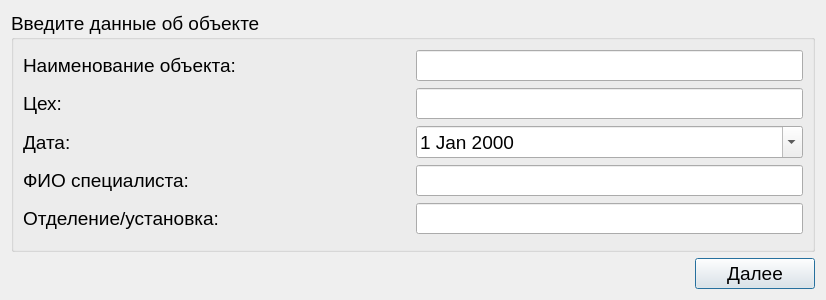
Before: the Qt Designer form ObjectWindow.ui in Rekvim/MpiSki, drawn with Qt 5.
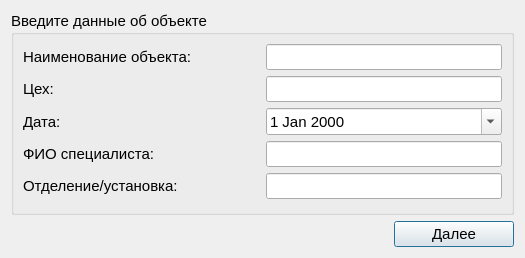
After: the same form once the commit is applied.

Diff of the .ui file:
```diff
--- a/ObjectWindow.ui
+++ b/ObjectWindow.ui
@@ -6,10 +6,16 @@
    <rect>
     <x>0</x>
     <y>0</y>
-    <width>826</width>
-    <height>300</height>
+    <width>525</width>
+    <height>258</height>
    </rect>
   </property>
+  <property name="sizePolicy">
+   <sizepolicy hsizetype="Maximum" vsizetype="Preferred">
+    <horstretch>0</horstretch>
+    <verstretch>0</verstretch>
+   </sizepolicy>
+  </property>
   <property name="font">
    <font>
     <pointsize>14</pointsize>
@@ -24,7 +30,7 @@
      <property name="font">
       <font>
        <family>Segoe UI</family>
-       <pointsize>14</pointsize>
+       <pointsize>11</pointsize>
       </font>
      </property>
      <property name="title">
@@ -44,7 +50,7 @@
           <property name="font">
            <font>
             <family>Segoe UI</family>
-            <pointsize>14</pointsize>
+            <pointsize>11</pointsize>
             <bold>false</bold>
            </font>
           </property>
@@ -58,7 +64,7 @@
           <property name="font">
            <font>
             <family>Segoe UI</family>
-            <pointsize>14</pointsize>
+            <pointsize>11</pointsize>
             <bold>false</bold>
            </font>
           </property>
@@ -79,7 +85,7 @@
           <property name="font">
            <font>
             <family>Segoe UI</family>
-            <pointsize>14</pointsize>
+            <pointsize>11</pointsize>
             <bold>false</bold>
            </font>
           </property>
@@ -93,7 +99,7 @@
           <property name="font">
            <font>
             <family>Segoe UI</family>
-            <pointsize>14</pointsize>
+            <pointsize>11</pointsize>
             <bold>false</bold>
            </font>
           </property>
@@ -114,7 +120,7 @@
           <property name="font">
            <font>
             <family>Segoe UI</family>
-            <pointsize>14</pointsize>
+            <pointsize>11</pointsize>
             <bold>false</bold>
            </font>
           </property>
@@ -134,7 +140,7 @@
           <property name="font">
            <font>
             <family>Segoe UI</family>
-            <pointsize>14</pointsize>
+            <pointsize>11</pointsize>
             <bold>false</bold>
            </font>
           </property>
@@ -158,7 +164,7 @@
           <property name="font">
            <font>
             <family>Segoe UI</family>
-            <pointsize>14</pointsize>
+            <pointsize>11</pointsize>
             <bold>false</bold>
            </font>
           </property>
@@ -172,7 +178,7 @@
           <property name="font">
            <font>
             <family>Segoe UI</family>
-            <pointsize>14</pointsize>
+            <pointsize>11</pointsize>
             <bold>false</bold>
            </font>
           </property>
@@ -193,7 +199,7 @@
           <property name="font">
            <font>
             <family>Segoe UI</family>
-            <pointsize>14</pointsize>
+            <pointsize>11</pointsize>
             <bold>false</bold>
            </font>
           </property>
@@ -207,7 +213,7 @@
           <property name="font">
            <font>
             <family>Segoe UI</family>
-            <pointsize>14</pointsize>
+            <pointsize>11</pointsize>
             <bold>false</bold>
            </font>
           </property>
@@ -247,7 +253,7 @@
        <property name="font">
         <font>
          <family>Segoe UI</family>
-         <pointsize>14</pointsize>
+         <pointsize>11</pointsize>
         </font>
        </property>
        <property name="text">
```
